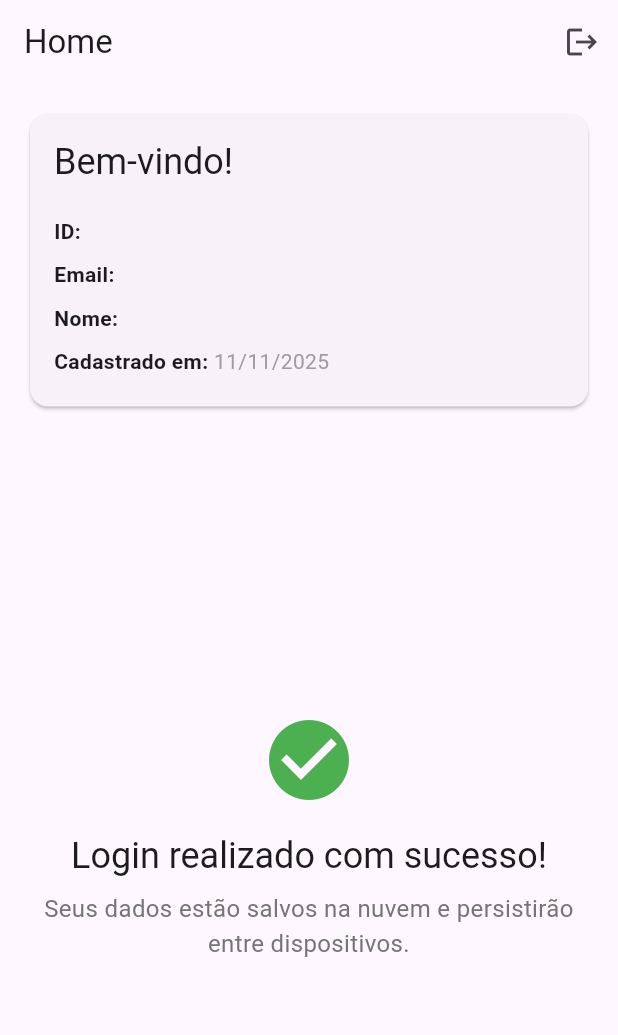
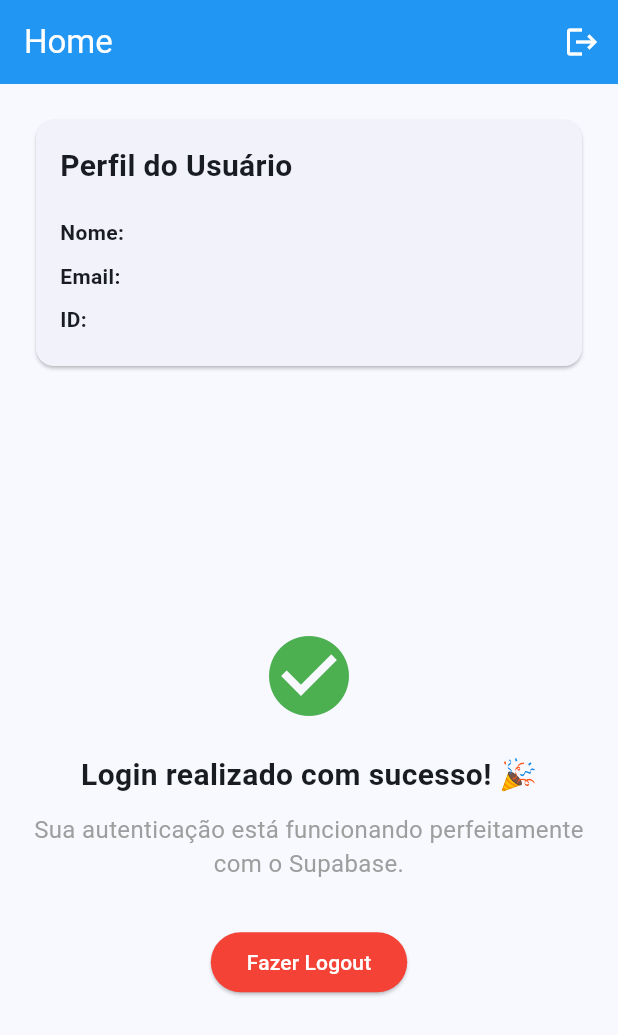
Before and after one commit to IsaiasSwidz/Desenvolvendo-um-App-Flutter-Integrado-ao-Supabase--Login--Registro-e-Logout, a Flutter app: the screen it shows once a user with an empty profile is signed in, on a phone screen of 412 x 824 dp. Shown: the top 1035 px of the screen. Run offline on Flutter 3.47's test engine with Material 3 defaults, Android fonts, the phone set to English and light mode, and no system bars; our stand-ins replace supabase_flutter; accounts and stored records are empty.

```diff
--- a/lib/main.dart
+++ b/lib/main.dart
@@ -1,19 +1,31 @@
 import 'package:flutter/material.dart';
-import 'package:flutter_dotenv/flutter_dotenv.dart';
-import 'supabase_config.dart';
-import 'screens/login_screen.dart';
-import 'screens/register_screen.dart';
-import 'screens/home_screen.dart';
-import 'services/auth_service.dart';
+import 'package:flutter_application_3/screens/home_screen.dart';
+import 'package:flutter_application_3/screens/login_screen.dart';
+import 'package:flutter_application_3/screens/register_screen.dart';
+import 'package:supabase_flutter/supabase_flutter.dart';
 
 void main() async {
   WidgetsFlutterBinding.ensureInitialized();
 
-  // Carrega variáveis de ambiente
-  await dotenv.load(fileName: ".env");
+  const String supabaseUrl = String.fromEnvironment(
+    'SUPABASE_URL',
+    defaultValue: 'https://xdenlzphtecnjuqrmgvz.supabase.co',
+  );
 
-  // Inicializa o Supabase
-  await SupabaseConfig.initialize();
+  const String supabaseAnonKey = String.fromEnvironment(
+    'SUPABASE_ANON_KEY',
+    defaultValue: 'eyJhbGciOiJIUzI1NiIsInR5cCI6IkpXVCJ9.eyJpc3MiOiJzdXBhYmFzZSIsInJlZiI6InhkZW5senBodGVjbmp1cXJtZ3Z6Iiwicm9sZSI6ImFub24iLCJpYXQiOjE3NjI4OTg5MzgsImV4cCI6MjA3ODQ3NDkzOH0.q7pMBAI7tji5zarydMPHCzOClJccHbO1WG6G7nwk6Dk',
+  );
+
+  try {
+    await Supabase.initialize(
+      url: supabaseUrl,
+      anonKey: supabaseAnonKey,
+    );
+    print('✅ Supabase inicializado com sucesso!');
+  } catch (e) {
+    print('❌ Erro ao inicializar Supabase: $e');
+  }
 
   runApp(const MyApp());
 }
@@ -24,9 +36,9 @@ class MyApp extends StatelessWidget {
   @override
   Widget build(BuildContext context) {
     return MaterialApp(
-      title: 'Supabase Auth App',
+      title: 'App Supabase',
       theme: ThemeData(
-        colorScheme: ColorScheme.fromSeed(seedColor: Colors.deepPurple),
+        colorScheme: ColorScheme.fromSeed(seedColor: Colors.blue),
         useMaterial3: true,
       ),
       home: const AuthWrapper(),
@@ -42,7 +54,7 @@ class AuthWrapper extends StatefulWidget {
 }
 
 class _AuthWrapperState extends State<AuthWrapper> {
-  final AuthService _authService = AuthService();
+  final SupabaseClient _supabase = Supabase.instance.client;
   bool _isLoading = true;
   bool _isLoggedIn = false;
   bool _showLogin = true;
@@ -50,23 +62,23 @@ class _AuthWrapperState extends State<AuthWrapper> {
   @override
   void initState() {
     super.initState();
-    _checkAuthStatus();
+    _checkAuth();
     _setupAuthListener();
   }
 
-  void _checkAuthStatus() {
-    final user = _authService.currentUser;
+  Future<void> _checkAuth() async {
+    final session = _supabase.auth.currentSession;
     setState(() {
-      _isLoggedIn = user != null;
+      _isLoggedIn = session != null;
       _isLoading = false;
     });
   }
 
   void _setupAuthListener() {
-    _authService.authStateChanges.listen((data) {
-      final user = data.session?.user;
+    _supabase.auth.onAuthStateChange.listen((data) {
+      final session = data.session;
       setState(() {
-        _isLoggedIn = user != null;
+        _isLoggedIn = session != null;
       });
     });
   }
@@ -94,9 +106,7 @@ class _AuthWrapperState extends State<AuthWrapper> {
   Widget build(BuildContext context) {
     if (_isLoading) {
       return const Scaffold(
-        body: Center(
-          child: CircularProgressIndicator(),
-        ),
+        body: Center(child: CircularProgressIndicator()),
       );
     }
 
--- a/lib/screens/home_screen.dart
+++ b/lib/screens/home_screen.dart
@@ -1,6 +1,5 @@
 import 'package:flutter/material.dart';
-import '../services/auth_service.dart';
-import '../models/user_model.dart';
+import 'package:supabase_flutter/supabase_flutter.dart';
 
 class HomeScreen extends StatefulWidget {
   final VoidCallback onLogout;
@@ -12,8 +11,8 @@ class HomeScreen extends StatefulWidget {
 }
 
 class _HomeScreenState extends State<HomeScreen> {
-  final AuthService _authService = AuthService();
-  UserModel? _currentUser;
+  final _supabase = Supabase.instance.client;
+  Map<String, dynamic>? _userProfile;
   bool _isLoading = true;
 
   @override
@@ -23,16 +22,34 @@ class _HomeScreenState extends State<HomeScreen> {
   }
 
   Future<void> _loadUserProfile() async {
-    final user = await _authService.getCurrentUserProfile();
-    setState(() {
-      _currentUser = user;
-      _isLoading = false;
-    });
+    final user = _supabase.auth.currentUser;
+    if (user != null) {
+      try {
+        final response = await _supabase
+            .from('profiles')
+            .select()
+            .eq('id', user.id)
+            .single();
+
+        setState(() {
+          _userProfile = response;
+          _isLoading = false;
+        });
+      } catch (e) {
+        setState(() {
+          _isLoading = false;
+        });
+      }
+    } else {
+      setState(() {
+        _isLoading = false;
+      });
+    }
   }
 
   Future<void> _signOut() async {
     try {
-      await _authService.signOut();
+      await _supabase.auth.signOut();
       widget.onLogout();
     } catch (e) {
       ScaffoldMessenger.of(context).showSnackBar(
@@ -46,6 +63,8 @@ class _HomeScreenState extends State<HomeScreen> {
     return Scaffold(
       appBar: AppBar(
         title: const Text('Home'),
+        backgroundColor: Colors.blue,
+        foregroundColor: Colors.white,
         actions: [
           IconButton(
             icon: const Icon(Icons.logout),
@@ -57,7 +76,7 @@ class _HomeScreenState extends State<HomeScreen> {
       body: _isLoading
           ? const Center(child: CircularProgressIndicator())
           : Padding(
-              padding: const EdgeInsets.all(16.0),
+              padding: const EdgeInsets.all(20.0),
               child: Column(
                 crossAxisAlignment: CrossAxisAlignment.start,
                 children: [
@@ -67,21 +86,20 @@ class _HomeScreenState extends State<HomeScreen> {
                       child: Column(
                         crossAxisAlignment: CrossAxisAlignment.start,
                         children: [
-                          Text(
-                            'Bem-vindo!',
-                            style: Theme.of(context).textTheme.headlineSmall,
+                          const Text(
+                            'Perfil do Usuário',
+                            style: TextStyle(
+                              fontSize: 20,
+                              fontWeight: FontWeight.bold,
+                            ),
                           ),
                           const SizedBox(height: 16),
-                          if (_currentUser != null) ...[
-                            _buildUserInfo('ID', _currentUser!.id),
-                            _buildUserInfo('Email', _currentUser!.email),
-                            if (_currentUser!.name != null)
-                              _buildUserInfo('Nome', _currentUser!.name!),
-                            if (_currentUser!.createdAt != null)
-                              _buildUserInfo(
-                                'Cadastrado em',
-                                '${_currentUser!.createdAt!.day}/${_currentUser!.createdAt!.month}/${_currentUser!.createdAt!.year}',
-                              ),
+                          if (_userProfile != null) ...[
+                            _buildUserInfo('Nome', _userProfile!['name'] ?? 'Não informado'),
+                            _buildUserInfo('Email', _userProfile!['email'] ?? 'Não informado'),
+                            _buildUserInfo('ID', _userProfile!['id'] ?? 'Não informado'),
+                          ] else ...[
+                            const Text('Informações do perfil não disponíveis'),
                           ],
                         ],
                       ),
@@ -93,25 +111,26 @@ class _HomeScreenState extends State<HomeScreen> {
                       child: Column(
                         mainAxisAlignment: MainAxisAlignment.center,
                         children: [
-                          Icon(
-                            Icons.check_circle,
-                            color: Colors.green,
-                            size: 64,
+                          const Icon(Icons.check_circle, size: 64, color: Colors.green),
+                          const SizedBox(height: 20),
+                          const Text(
+                            'Login realizado com sucesso! 🎉',
+                            style: TextStyle(fontSize: 20, fontWeight: FontWeight.bold),
                           ),
-                          const SizedBox(height: 16),
-                          Text(
-                            'Login realizado com sucesso!',
-                            style: Theme.of(context).textTheme.headlineSmall,
+                          const SizedBox(height: 10),
+                          const Text(
+                            'Sua autenticação está funcionando perfeitamente com o Supabase.',
                             textAlign: TextAlign.center,
+                            style: TextStyle(fontSize: 16, color: Colors.grey),
                           ),
-                          const SizedBox(height: 8),
-                          Text(
-                            'Seus dados estão salvos na nuvem e persistirão entre dispositivos.',
-                            textAlign: TextAlign.center,
-                            style: TextStyle(
-                              color: Colors.grey[600],
-                              fontSize: 16,
+                          const SizedBox(height: 30),
+                          ElevatedButton(
+                            onPressed: _signOut,
+                            style: ElevatedButton.styleFrom(
+                              backgroundColor: Colors.red,
+                              foregroundColor: Colors.white,
                             ),
+                            child: const Text('Fazer Logout'),
                           ),
                         ],
                       ),
--- a/lib/supabase_config.dart
+++ b/lib/supabase_config.dart
@@ -3,8 +3,8 @@ import 'package:supabase_flutter/supabase_flutter.dart';
 class SupabaseConfig {
   static Future<void> initialize() async {
     await Supabase.initialize(
-      url: const String.fromEnvironment('SUPABASE_URL'),
-      anonKey: const String.fromEnvironment('SUPABASE_ANON_KEY'),
+      url: const String.fromEnvironment('db.xdenlzphtecnjuqrmgvz.supabase.co'),
+      anonKey: const String.fromEnvironment('eyJhbGciOiJIUzI1NiIsInR5cCI6IkpXVCJ9.eyJpc3MiOiJzdXBhYmFzZSIsInJlZiI6InhkZW5senBodGVjbmp1cXJtZ3Z6Iiwicm9sZSI6ImFub24iLCJpYXQiOjE3NjI4OTg5MzgsImV4cCI6MjA3ODQ3NDkzOH0.q7pMBAI7tji5zarydMPHCzOClJccHbO1WG6G7nwk6Dk'),
     );
   }
 
--- a/pubspec.yaml
+++ b/pubspec.yaml
@@ -35,6 +35,7 @@ dependencies:
   # Use with the CupertinoIcons class for iOS style icons.
   cupertino_icons: ^1.0.8
   supabase_flutter: ^2.10.3
+  flutter_dotenv: ^5.1.0
 
 dev_dependencies:
   flutter_test:
```
Also changed, not shown: lib/screens/login_screen.dart (+71 -64 lines), lib/screens/register_screen.dart (+95 -102 lines), pubspec.lock, 1 other file.
